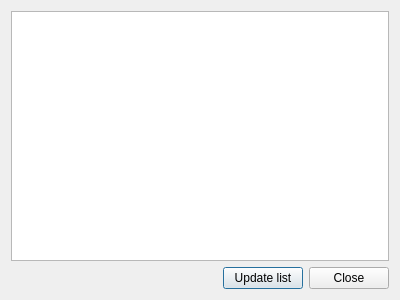
Above: rtloc/src/ui/list_tags_dialog.ui from bsv/rtloc before the change. Below: the same form after it.
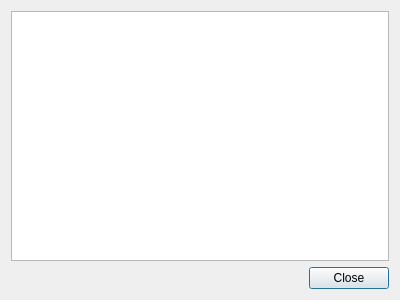
That is the form after the change.

What changed in the file:
```diff
--- a/rtloc/src/ui/list_tags_dialog.ui
+++ b/rtloc/src/ui/list_tags_dialog.ui
@@ -14,17 +14,10 @@
    <string>ListTagsDialog</string>
   </property>
   <layout class="QGridLayout" name="gridLayout">
-   <item row="0" column="0" colspan="3">
+   <item row="0" column="0" colspan="2">
     <widget class="QTableView" name="list_view"/>
    </item>
    <item row="2" column="1">
-    <widget class="QPushButton" name="update_button">
-     <property name="text">
-      <string>Update list</string>
-     </property>
-    </widget>
-   </item>
-   <item row="2" column="2">
     <widget class="QPushButton" name="close_button">
      <property name="text">
       <string>Close</string>
```
